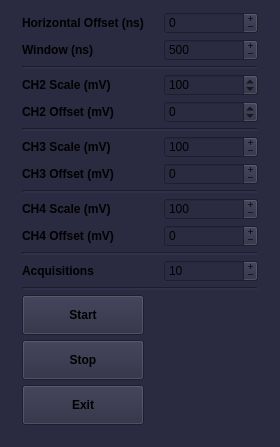
This is atomize/control_center/gui/osc_main_window.ui in Anatoly1010/Atomize_NIOCH as Qt 5 draws it before an edit. The edited form follows.
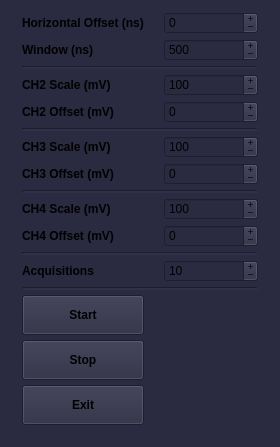
This is the edited form.

What changed in the file:
```diff
--- a/atomize/control_center/gui/osc_main_window.ui
+++ b/atomize/control_center/gui/osc_main_window.ui
@@ -410,7 +410,10 @@
        </widget>
       </item>
       <item row="4" column="1">
-       <widget class="QSpinBox" name="Ch2_scale">
+       <widget class="QSpinBox" name="Ch2_offset">
+        <property name="buttonSymbols">
+         <enum>QAbstractSpinBox::PlusMinus</enum>
+        </property>
         <property name="minimum">
          <number>-500</number>
         </property>
@@ -443,7 +446,10 @@
        </widget>
       </item>
       <item row="3" column="1">
-       <widget class="QSpinBox" name="Ch2_offset">
+       <widget class="QSpinBox" name="Ch2_scale">
+        <property name="buttonSymbols">
+         <enum>QAbstractSpinBox::PlusMinus</enum>
+        </property>
         <property name="minimum">
          <number>2</number>
         </property>
```
